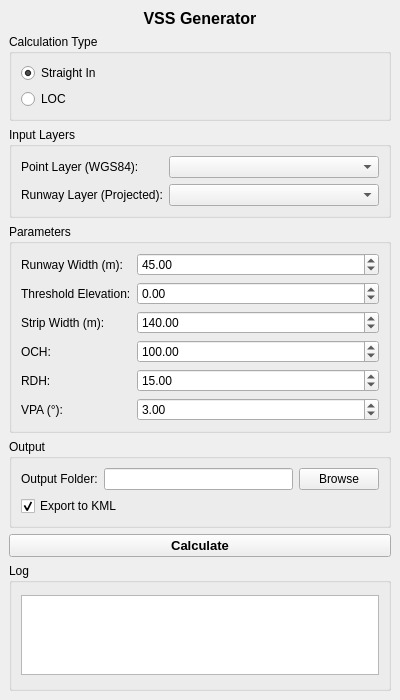
Qt form Q_Pansopy/ui/utilities/qpansopy_vss_dockwidget.ui (FLYGHT7/qpansopy) before a commit.
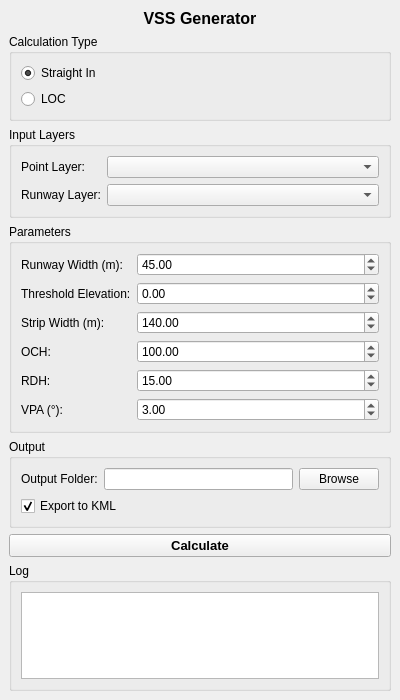
The same form after that commit. Custom widgets are drawn as their Qt base class.

```diff
--- a/Q_Pansopy/ui/utilities/qpansopy_vss_dockwidget.ui
+++ b/Q_Pansopy/ui/utilities/qpansopy_vss_dockwidget.ui
@@ -67,7 +67,7 @@
        <item row="0" column="0">
         <widget class="QLabel" name="pointLayerLabel">
          <property name="text">
-          <string>Point Layer (WGS84):</string>
+      <string>Point Layer:</string>
          </property>
         </widget>
        </item>
@@ -77,7 +77,7 @@
        <item row="1" column="0">
         <widget class="QLabel" name="runwayLayerLabel">
          <property name="text">
-          <string>Runway Layer (Projected):</string>
+      <string>Runway Layer:</string>
          </property>
         </widget>
        </item>
@@ -275,12 +275,6 @@
       <layout class="QVBoxLayout" name="verticalLayout_3">
        <item>
         <widget class="QTextEdit" name="logTextEdit">
-         <property name="maximumSize">
-          <size>
-           <width>16777215</width>
-           <height>80</height>
-          </size>
-         </property>
          <property name="readOnly">
           <bool>true</bool>
          </property>
```
Lines whose indentation alone changed are shown as unchanged.
